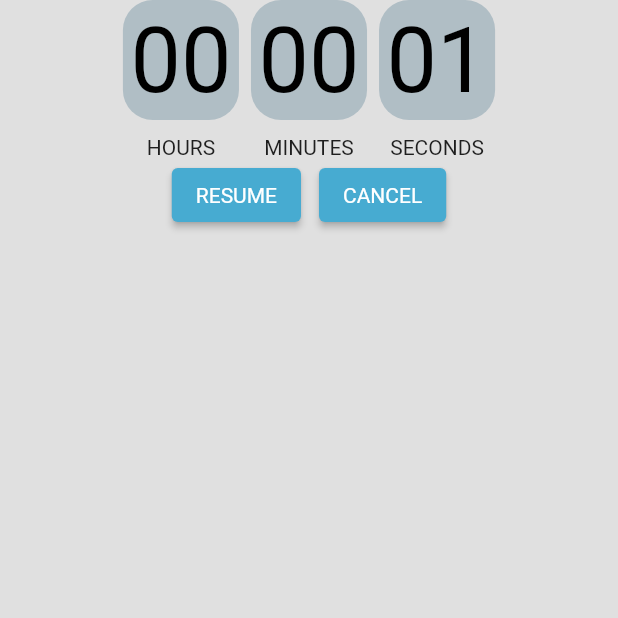
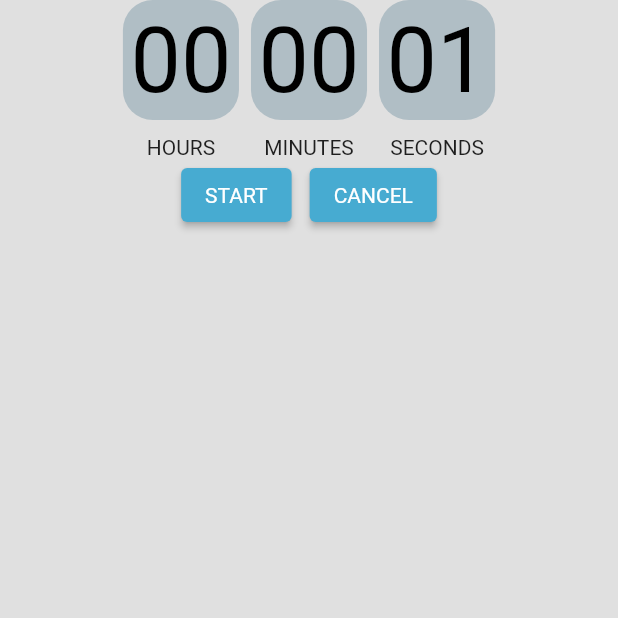
Before and after one commit to joelplotnik/HunterFit, a Flutter app: the CardioStopwatch screen opened directly, after a tap on "Start Timer", after a tap on "STOP", on a phone screen of 412 x 824 dp, the top half of it. Run offline on Flutter 3.47's test engine with Material 2 defaults, Android fonts, the phone set to English and light mode, and no system bars; our stand-ins replace cloud_firestore, firebase_auth, firebase_core, flutter_svg, font_awesome_flutter, google_maps_flutter and 2 more; accounts and stored records are empty.

Commit message:
mobbing session

```diff
--- a/lib/view/widgets/cardio_stopwatch.dart
+++ b/lib/view/widgets/cardio_stopwatch.dart
@@ -44,8 +44,10 @@ class _CardioStopwatchState extends State<CardioStopwatch> {
     - In the location provider instantiate the same singleton
      */
 
-    //use the singlton to tell the distance tracker to clear the list of location when the start button is clickedgit pull
+    //use the singleton to tell the distance tracker to clear the list of location when the start button is clickedgit pull
     stopwatchState.isStopWatchRunning = true;
+
+    // !!!! When someones starts the timer call the clearLocations method in distanceTracker
 
     timer = Timer.periodic(const Duration(seconds: 1), (_) => addTime());
   }
@@ -136,7 +138,7 @@ class _CardioStopwatchState extends State<CardioStopwatch> {
             mainAxisAlignment: MainAxisAlignment.center,
             children: [
               ButtonTextWidget(
-                text: isRunning ? 'STOP' : 'RESUME',
+                text: isRunning ? 'STOP' : 'START',
                 onClicked: () {
                   if (isRunning) {
                     print("STOP GETTING USER POSITION... MAYBE");
--- a/lib/viewmodel/provider/distance_tracker.dart
+++ b/lib/viewmodel/provider/distance_tracker.dart
@@ -1,6 +1,8 @@
 import 'package:flutter/cupertino.dart';
 import 'package:google_maps_flutter/google_maps_flutter.dart';
 import 'dart:math';
+
+import 'package:hunter_fit/view/widgets/stopwatch_state.dart';
 
 //ignore: must_be_immutable
 class DistanceTracker extends StatefulWidget {
@@ -9,12 +11,15 @@ class DistanceTracker extends StatefulWidget {
   @override
   _DistanceTrackerState createState() => _DistanceTrackerState();
 
+  StopwatchState stopwatchState = StopwatchState();
+
   var listOfLocation = <LatLng>[];
   var runningTotalInKm = 0.0;
   var runningTotalInMi = 0.0;
 
   void clearLocations() {
     listOfLocation.clear();
+    runningTotalInKm = 0;
   }
 
   double calculateDistanceKilometers(LatLng location,
@@ -27,6 +32,7 @@ class DistanceTracker extends StatefulWidget {
       listOfLocation.add(location);
       return 0.0;
     }
+
     var prevLastLocation = listOfLocation.last;
     listOfLocation.add(location);
 
--- a/lib/viewmodel/provider/location_provider.dart
+++ b/lib/viewmodel/provider/location_provider.dart
@@ -27,8 +27,8 @@ class LocationProvider with ChangeNotifier {
   late final List<LatLng> _coordinateList;
   List<LatLng> get coordinateList => _coordinateList;
 
-  double simulatedTravelPerSecond = 0.0001;
-  //double simulatedTravelPerSecond = 0.0;
+  //double simulatedTravelPerSecond = 0.0001;
+  double simulatedTravelPerSecond = 0.0;
 
   // to convert km to miles
   var conversionFactor = 1.609344;
```
Also changed, not shown: lib/view/api/google_maps_page.dart (+7 -1 lines), lib/view/weights/weights_view.dart (+5 -6 lines).
